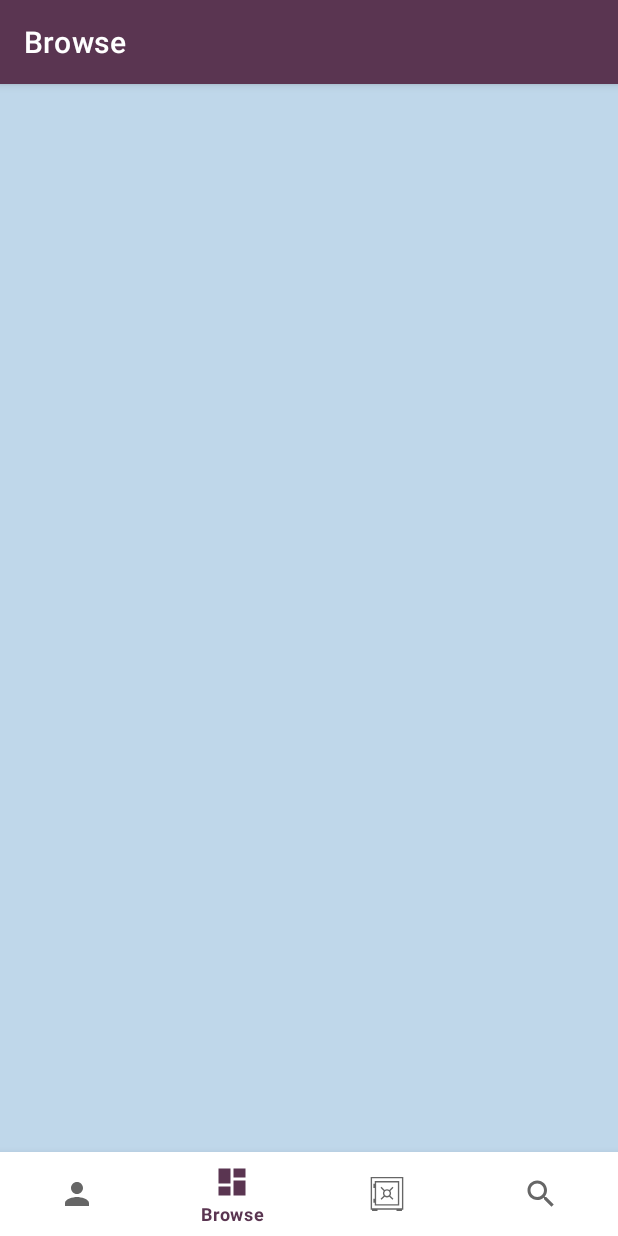
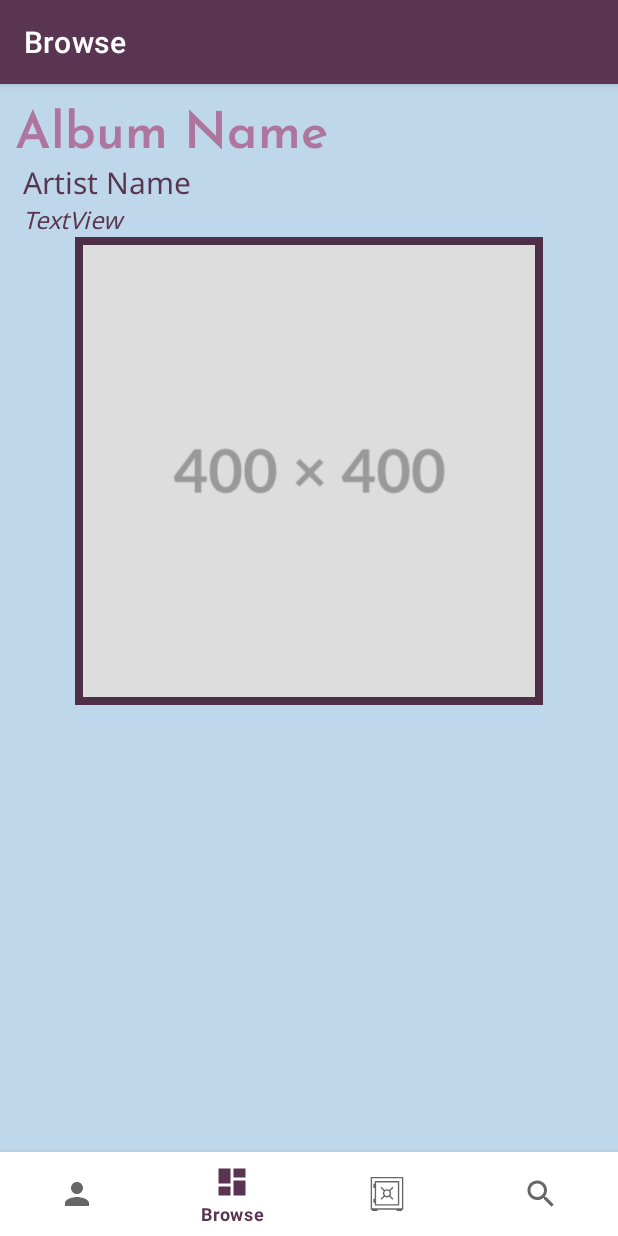
Before and after one commit to sierrariley/VinylVault, an Android app: the BrowseFragment screen opened through its navigation route, on a phone screen of 412 x 824 dp. Run offline under Robolectric (Android 15) with nearby library versions, the phone set to English and light mode, and no system bars; our stand-ins replace navigation-ui.

Commit message:
#6 Browse Fragment Started

```diff
--- /dev/null
+++ b/app/src/main/res/drawable/browse_album_background.xml
@@ -0,0 +1,9 @@
+<?xml version="1.0" encoding="utf-8"?>
+<selector xmlns:android="http://schemas.android.com/apk/res/android">
+    <item>
+        <shape android:shape="rectangle">
+            <solid android:color="@color/darker_purple"/>
+            <size android:height="100dp" android:width="100dp"/>
+        </shape>
+    </item>
+</selector>
--- a/app/src/main/res/layout/fragment_browse.xml
+++ b/app/src/main/res/layout/fragment_browse.xml
@@ -1,9 +1,58 @@
 <?xml version="1.0" encoding="utf-8"?>
 <LinearLayout xmlns:android="http://schemas.android.com/apk/res/android"
+    xmlns:app="http://schemas.android.com/apk/res-auto"
     xmlns:tools="http://schemas.android.com/tools"
     android:layout_width="match_parent"
     android:layout_height="match_parent"
     android:background="@color/light_blue"
+    android:orientation="vertical"
     tools:context=".BrowseFragment">
 
+    <TextView
+        android:id="@+id/browse_album_name"
+        android:layout_width="match_parent"
+        android:layout_height="wrap_content"
+        android:layout_marginLeft="10dp"
+        android:layout_marginTop="5dp"
+        android:fontFamily="@font/josefin_sans_semibold"
+        android:text="Album Name"
+        android:textColor="@color/light_purple"
+        android:textSize="34sp" />
+
+    <TextView
+        android:id="@+id/browse_artist_name"
+        android:layout_width="match_parent"
+        android:layout_height="wrap_content"
+        android:layout_marginLeft="15dp"
+        android:fontFamily="@font/noto_sans"
+        android:text="Artist Name"
+        android:textColor="@color/dark_purple"
+        android:textSize="20sp" />
+
+    <TextView
+        android:id="@+id/browse_genre"
+        android:layout_width="match_parent"
+        android:layout_height="wrap_content"
+        android:layout_marginLeft="15dp"
+        android:fontFamily="@font/noto_sans"
+        android:text="TextView"
+        android:textColor="@color/dark_purple"
+        android:textSize="16sp"
+        android:textStyle="italic" />
+
+    <ImageView
+        android:id="@+id/browse_album_image"
+        android:layout_width="match_parent"
+        android:layout_height="wrap_content"
+        android:layout_marginLeft="50dp"
+        android:layout_marginRight="50dp"
+        android:adjustViewBounds="true"
+        android:background="@drawable/browse_album_background"
+        android:padding="5dp"
+        android:src="@drawable/album_placeholder" />
+
+    <ListView
+        android:id="@+id/browse_tracks"
+        android:layout_width="match_parent"
+        android:layout_height="match_parent" />
 </LinearLayout>
```
Also changed, not shown: app/src/main/res/drawable-v24/album_placeholder.png (added).
